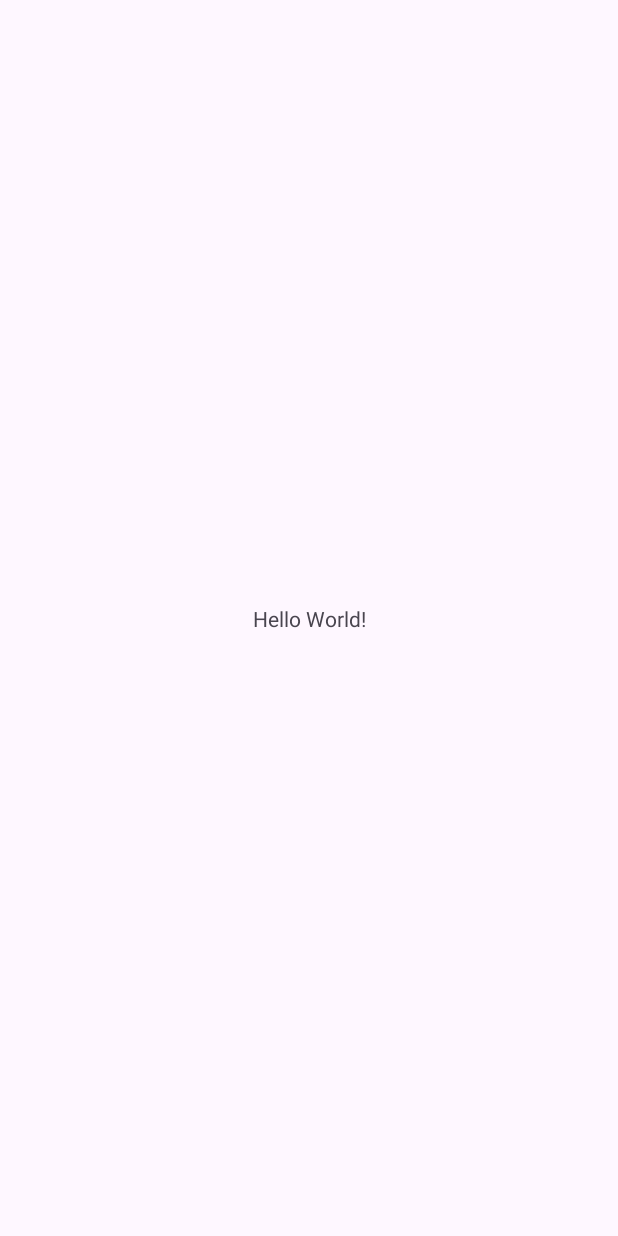
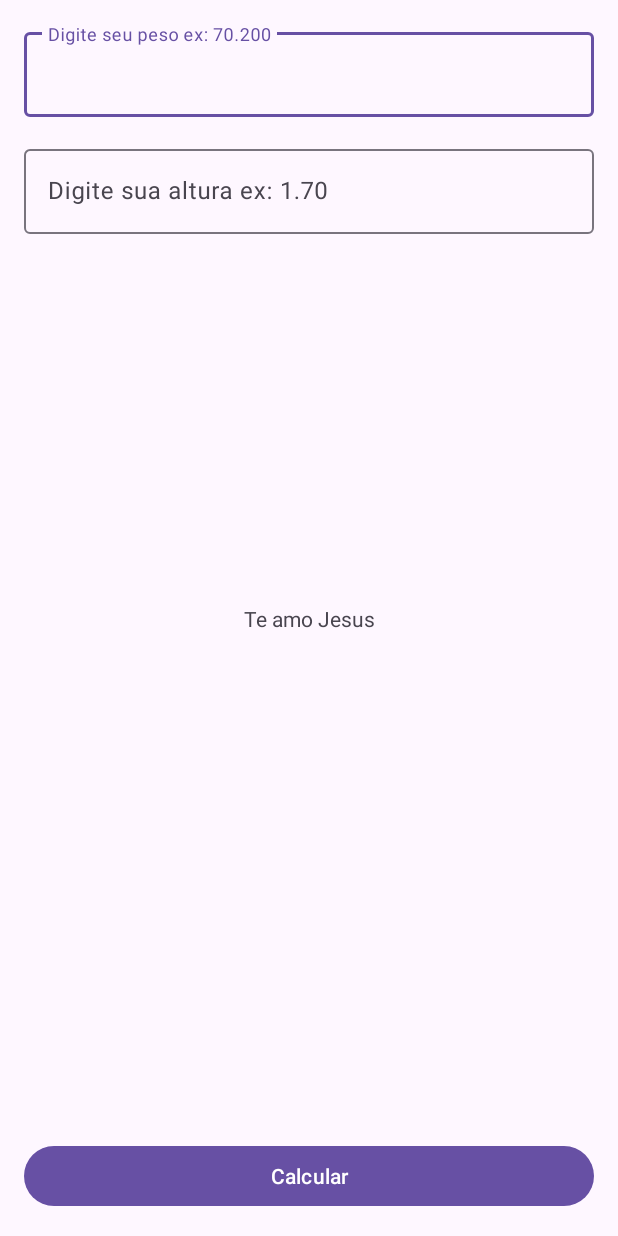
Before and after one commit to LucasAlmeida-IT/BMI_Calculator, an Android app: the screen it shows after launch (MainActivity), on a phone screen of 412 x 824 dp. Before the commit the screen is almost empty. Run offline under Robolectric (Android 15) with nearby library versions, the phone set to English and light mode, and no system bars.

Commit message:
Commit screen BMI_Calculator

```diff
--- a/app/src/main/java/com/comunidadedevspace/imc/MainActivity.kt
+++ b/app/src/main/java/com/comunidadedevspace/imc/MainActivity.kt
@@ -2,10 +2,31 @@ package com.comunidadedevspace.imc
 
 import androidx.appcompat.app.AppCompatActivity
 import android.os.Bundle
+import android.widget.Button
+import com.google.android.material.textfield.TextInputEditText
 
 class MainActivity : AppCompatActivity() {
     override fun onCreate(savedInstanceState: Bundle?) {
         super.onCreate(savedInstanceState)
         setContentView(R.layout.activity_main)
+
+        //Recuperar os componentes EditText
+        //Criar uma variável e associá-la ao componente de UI(TextInputEditText)
+        //Recuperar o botão da tela
+        //Colocar ação no botão
+        //Recuperar o texto digitado no edtpeso
+
+        val edtpeso     = findViewById<TextInputEditText>(R.id.edt_peso)
+        val edtaltura   = findViewById<TextInputEditText>(R.id.edt_altura)
+        val btnCalcular = findViewById<Button>(R.id.btn_calcular)
+
+        btnCalcular.setOnClickListener{
+
+            val peso = edtpeso.text
+            val altura = edtaltura.text
+
+            println("Ação do Botão" + peso)
+        }
+
     }
 }
--- a/app/src/main/res/layout/activity_main.xml
+++ b/app/src/main/res/layout/activity_main.xml
@@ -9,10 +9,52 @@
     <TextView
         android:layout_width="wrap_content"
         android:layout_height="wrap_content"
-        android:text="Hello World!"
+        android:text="Te amo Jesus"
         app:layout_constraintBottom_toBottomOf="parent"
         app:layout_constraintEnd_toEndOf="parent"
         app:layout_constraintStart_toStartOf="parent"
         app:layout_constraintTop_toTopOf="parent" />
 
+    <Button
+        android:id="@+id/btn_calcular"
+        android:layout_width="match_parent"
+        android:layout_height="wrap_content"
+        android:layout_margin="16dp"
+        android:text="Calcular"
+        app:layout_constraintBottom_toBottomOf="parent"
+        app:layout_constraintEnd_toEndOf="parent"
+        app:layout_constraintStart_toStartOf="parent" />
+
+    <com.google.android.material.textfield.TextInputLayout
+        android:id="@+id/textInputLayout"
+        android:layout_width="match_parent"
+        android:layout_height="wrap_content"
+        android:layout_margin="16dp"
+        app:layout_constraintStart_toStartOf="parent"
+        app:layout_constraintTop_toTopOf="parent">
+
+        <com.google.android.material.textfield.TextInputEditText
+            android:id="@+id/edt_peso"
+            android:layout_width="match_parent"
+            android:layout_height="wrap_content"
+            android:hint="Digite seu peso ex: 70.200"
+            android:inputType="numberDecimal" />
+    </com.google.android.material.textfield.TextInputLayout>
+
+    <com.google.android.material.textfield.TextInputLayout
+        android:layout_width="match_parent"
+        android:layout_height="wrap_content"
+        android:layout_margin="16dp"
+        app:layout_constraintEnd_toEndOf="parent"
+        app:layout_constraintStart_toStartOf="parent"
+        app:layout_constraintTop_toBottomOf="@+id/textInputLayout">
+
+        <com.google.android.material.textfield.TextInputEditText
+            android:id="@+id/edt_altura"
+            android:layout_width="match_parent"
+            android:layout_height="wrap_content"
+            android:hint="Digite sua altura ex: 1.70"
+            android:inputType="numberDecimal" />
+    </com.google.android.material.textfield.TextInputLayout>
+
 </androidx.constraintlayout.widget.ConstraintLayout>
```
Also changed, not shown: gradle/wrapper/gradle-wrapper.properties, 3 other files.
